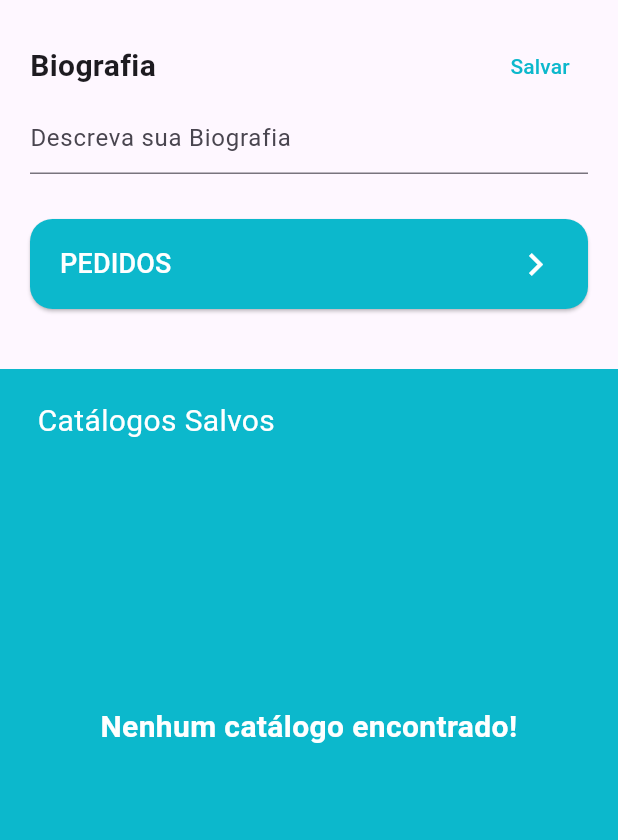
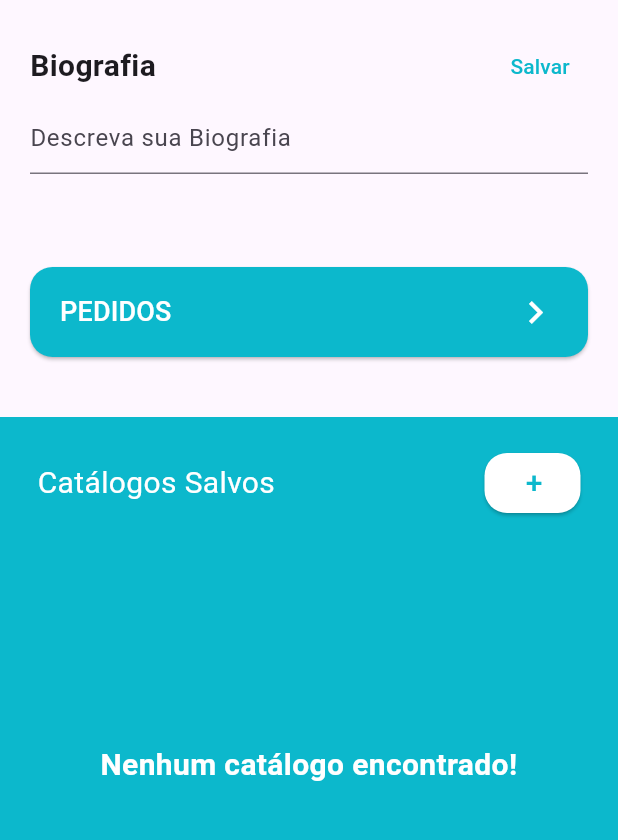
Before and after one commit to LucasBottura16/my_catalog, a Flutter app: the ProfileView screen opened directly, on a phone screen of 412 x 824 dp, the part 210-1050 px from its top. Run offline on Flutter 3.47's test engine with Material 3 defaults, Android fonts, the phone set to English and light mode, and no system bars; our stand-ins replace cloud_firestore, firebase_auth, firebase_core, firebase_storage, image_picker, mask_text_input_formatter and 1 more; accounts and stored records are empty.

Commit message:
fix: Ajuste de catalogo no login

```diff
--- a/lib/profile_screen/profile_view.dart
+++ b/lib/profile_screen/profile_view.dart
@@ -6,6 +6,7 @@ import 'package:my_catalog/profile_screen/profile_service.dart';
 import 'package:my_catalog/profile_screen/profile_style.dart';
 import 'package:my_catalog/route_generator.dart';
 import 'package:my_catalog/utils/colors.dart';
+import 'package:my_catalog/utils/customs_components/custom_button.dart';
 import 'package:my_catalog/utils/customs_components/custom_catalog.dart';
 import 'package:shared_preferences/shared_preferences.dart';
 
@@ -162,7 +163,9 @@ class _ProfileViewState extends State<ProfileView> {
                     ),
                   ],
                 ),
-                _biography.isEmpty
+                SizedBox(
+                  height: 80,
+                  child: _biography.isEmpty
                       ? TextField(
                           decoration: const InputDecoration(
                               hintText: "Descreva sua Biografia"),
@@ -171,6 +174,7 @@ class _ProfileViewState extends State<ProfileView> {
                           controller: _controllerBiography,
                         )
                       : Text(_biography),
+                ),
                 const SizedBox(height: 30),
                 SizedBox(
                   height: 60,
@@ -209,11 +213,14 @@ class _ProfileViewState extends State<ProfileView> {
               padding: const EdgeInsets.symmetric(vertical: 20),
               width: MediaQuery.of(context).size.width,
               child: Column(
-                crossAxisAlignment: CrossAxisAlignment.start,
                 children: [
                   Padding(
                     padding: EdgeInsets.symmetric(horizontal: 25),
-                    child: Text(
+                    child: Row(
+                      mainAxisAlignment: MainAxisAlignment.spaceBetween,
+                      crossAxisAlignment: CrossAxisAlignment.center,
+                      children: [
+                        Text(
                             _typeAccount == "company"
                                 ? "Meus Catálogos"
                                 : "Catálogos Salvos",
@@ -221,6 +228,15 @@ class _ProfileViewState extends State<ProfileView> {
                                 fontSize: 20,
                                 fontWeight: FontWeight.normal,
                                 color: Colors.white)),
+
+                        CustomButton(onPressed: (){}, title: "+",
+                            titleSize: 20,
+                            titleColor: MyColors.myPrimary,
+                            buttonEdgeInsets: const EdgeInsets.only(
+                               left: 20),
+                        ),
+                      ],
+                    )
                   ),
                   const SizedBox(height: 10),
                   Expanded(
@@ -295,11 +311,10 @@ class _ProfileViewState extends State<ProfileView> {
                                         Navigator.pushNamed(
                                           context,
                                           RouteGenerator.productCatalog,
-                                          arguments:  {
+                                          arguments: {
                                             'catalog': myCatalog,
                                             'isEditing': true,
                                           },
-
                                         );
                                       },
                                     ),
```
Lines whose indentation alone changed are shown as unchanged.
